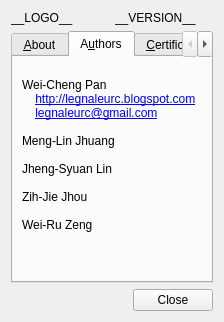
legnaleurc/khopper, file main/src/widget/aboutwidget.ui: the form before one commit.
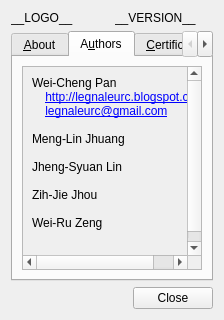
The form after the commit. The open tabs and pages were chosen to show the change. Icons and pictures are not drawn.

The edit to the form file:
```diff
--- a/main/src/widget/aboutwidget.ui
+++ b/main/src/widget/aboutwidget.ui
@@ -7,7 +7,7 @@
     <x>0</x>
     <y>0</y>
     <width>224</width>
-    <height>322</height>
+    <height>320</height>
    </rect>
   </property>
   <property name="windowTitle">
@@ -63,6 +63,21 @@
       <attribute name="title">
        <string>A&amp;uthors</string>
       </attribute>
+      <layout class="QGridLayout" name="gridLayout_4">
+       <item row="0" column="0">
+        <widget class="QScrollArea" name="scrollArea">
+         <property name="widgetResizable">
+          <bool>true</bool>
+         </property>
+         <widget class="QWidget" name="scrollAreaWidgetContents">
+          <property name="geometry">
+           <rect>
+            <x>0</x>
+            <y>0</y>
+            <width>203</width>
+            <height>224</height>
+           </rect>
+          </property>
       <layout class="QGridLayout" name="gridLayout_2">
        <item row="0" column="0">
         <widget class="QLabel" name="label_4">
@@ -87,6 +102,10 @@
        </item>
       </layout>
      </widget>
+        </widget>
+       </item>
+      </layout>
+     </widget>
      <widget class="QWidget" name="tab_3">
       <attribute name="title">
        <string>&amp;Certification</string>
@@ -107,28 +126,11 @@
     </widget>
    </item>
    <item>
-    <layout class="QGridLayout" name="gridLayout_4">
-     <item row="0" column="1">
-      <widget class="QPushButton" name="pushButton">
-       <property name="text">
-        <string>Close</string>
-       </property>
-      </widget>
-     </item>
-     <item row="0" column="0">
-      <spacer name="horizontalSpacer">
-       <property name="orientation">
-        <enum>Qt::Horizontal</enum>
-       </property>
-       <property name="sizeHint" stdset="0">
-        <size>
-         <width>40</width>
-         <height>20</height>
-        </size>
-       </property>
-      </spacer>
-     </item>
-    </layout>
+    <widget class="QDialogButtonBox" name="buttonBox">
+     <property name="standardButtons">
+      <set>QDialogButtonBox::Close</set>
+     </property>
+    </widget>
    </item>
   </layout>
  </widget>
```
Left out of the diff: 14 changed lines with no effect on the pictures. Lines whose indentation alone changed are shown as unchanged.
